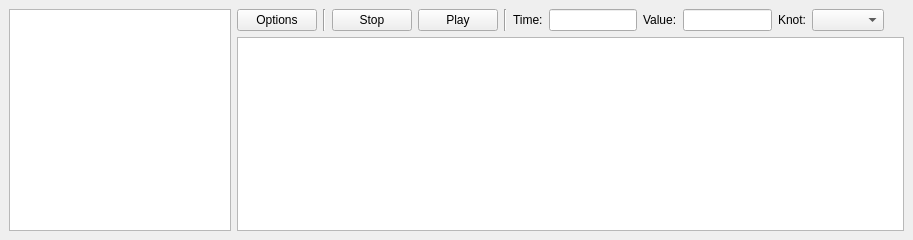
This is src/editor/modules/curveEditor/AnimationEditorWidget.ui in caiwan/Grafkit as Qt 5 draws it before an edit. The edited form follows.
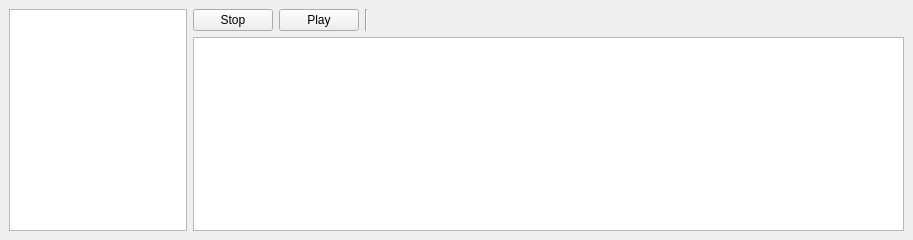
This is the edited form.

Commit message:
Several changes - Curve point editor refactor - has its own widget - Radius + angle edit input - Fix spline - Fix css - compact looking inputs
# Conflicts:
#	src/editor/modules/curveEditor/AnimationEditorWidget.cpp

The edit to the form file:
```diff
--- a/src/editor/modules/curveEditor/AnimationEditorWidget.ui
+++ b/src/editor/modules/curveEditor/AnimationEditorWidget.ui
@@ -20,28 +20,14 @@
    <string>Curve Editor</string>
   </property>
   <widget class="QWidget" name="dockWidgetContents">
-   <layout class="QHBoxLayout" name="horizontalLayout_2" stretch="1,3">
+   <layout class="QHBoxLayout" name="horizontalLayout_2" stretch="1,4">
     <item>
      <widget class="QTreeView" name="treeView"/>
     </item>
     <item>
      <layout class="QVBoxLayout" name="verticalLayout">
       <item>
-       <layout class="QHBoxLayout" name="horizontalLayout" stretch="0,0,0,0,0,0,0,0,0,0,0,0">
-        <item>
-         <widget class="QPushButton" name="btn_playbackOptions">
-          <property name="text">
-           <string>Options</string>
-          </property>
-         </widget>
-        </item>
-        <item>
-         <widget class="Line" name="line">
-          <property name="orientation">
-           <enum>Qt::Vertical</enum>
-          </property>
-         </widget>
-        </item>
+       <layout class="QHBoxLayout" name="horizontalLayout" stretch="0,0,0,0,0">
         <item>
          <widget class="QPushButton" name="btn_stop">
           <property name="text">
@@ -64,35 +50,15 @@
          </widget>
         </item>
         <item>
-         <widget class="QLabel" name="label">
-          <property name="text">
-           <string>Time:</string>
+         <widget class="QWidget" name="pointEditorWidget" native="true">
+          <property name="minimumSize">
+           <size>
+            <width>32</width>
+            <height>0</height>
+           </size>
           </property>
          </widget>
         </item>
-        <item>
-         <widget class="QLineEdit" name="edit_key"/>
-        </item>
-        <item>
-         <widget class="QLabel" name="label_2">
-          <property name="text">
-           <string>Value:</string>
-          </property>
-         </widget>
-        </item>
-        <item>
-         <widget class="QLineEdit" name="edit_value"/>
-        </item>
-        <item>
-         <widget class="QLabel" name="label_3">
-          <property name="text">
-           <string>Knot:</string>
-          </property>
-         </widget>
-        </item>
-        <item>
-         <widget class="QComboBox" name="edit_knotType"/>
-        </item>
         <item>
          <spacer name="horizontalSpacer">
           <property name="orientation">
```
The commit also changes 13 other files.
